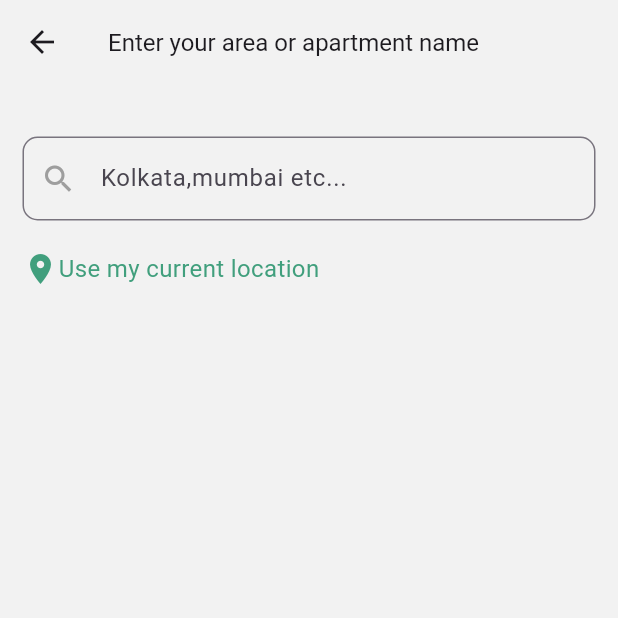
After one commit to nashvak/food_delivery_app, a Flutter app: the EnableLocation screen opened directly, after a tap on "Set location manually", on a phone screen of 412 x 824 dp, the top half of it. The commit adds this screen. Run offline on Flutter 3.47's test engine with Material 3 defaults, Android fonts, the phone set to English and light mode, and no system bars; our stand-ins replace flutter_signin_button, lottie, pinput.

Commit message:
get location page ui is created

```diff
--- a/lib/enable_location/enable_location.dart
+++ b/lib/enable_location/enable_location.dart
@@ -1,6 +1,7 @@
 import 'package:flutter/material.dart';
 import 'package:food_delivery_app/constantss/colors.dart';
 import 'package:food_delivery_app/constantss/sizedbox.dart';
+import 'package:food_delivery_app/get_location/getlocation.dart';
 import 'package:food_delivery_app/signup_screen/widgets/button.dart';
 import 'package:lottie/lottie.dart';
 
@@ -31,9 +32,17 @@ class EnableLocation extends StatelessWidget {
             ),
             MainButton(title: 'Enable Device location', ontap: () {}),
             const Kheight(value: 10),
-            const Text(
-              'Set location manually',
-              style: TextStyle(fontSize: 18, color: appColor),
+            GestureDetector(
+              onTap: () {
+                Navigator.push(
+                    context,
+                    MaterialPageRoute(
+                        builder: (context) => GetLocationManually()));
+              },
+              child: const Text(
+                'Set location manually',
+                style: TextStyle(fontSize: 18, color: appColor),
+              ),
             ),
             const Spacer(
               flex: 1,
--- /dev/null
+++ b/lib/get_location/getlocation.dart
@@ -0,0 +1,59 @@
+import 'package:flutter/material.dart';
+import 'package:food_delivery_app/constantss/colors.dart';
+import 'package:food_delivery_app/constantss/sizedbox.dart';
+
+class GetLocationManually extends StatelessWidget {
+  const GetLocationManually({super.key});
+
+  @override
+  Widget build(BuildContext context) {
+    return Scaffold(
+      appBar: AppBar(
+        title: Text(
+          'Enter your area or apartment name',
+          style: TextStyle(fontSize: 16),
+        ),
+        elevation: 0,
+        backgroundColor: Colors.transparent,
+      ),
+      body: Padding(
+        padding: const EdgeInsets.all(15),
+        child: Column(
+          crossAxisAlignment: CrossAxisAlignment.start,
+          children: [
+            Kheight(value: 20),
+            TextFormField(
+              decoration: InputDecoration(
+                prefixIcon: Icon(
+                  Icons.search,
+                  color: Colors.grey,
+                ),
+                hintText: 'Kolkata,mumbai etc...',
+                border: OutlineInputBorder(
+                  borderRadius: BorderRadius.circular(10),
+                  borderSide: BorderSide(color: primaryColor, width: 2),
+                ),
+              ),
+            ),
+            Kheight(value: 20),
+            Row(
+              children: [
+                Icon(
+                  Icons.location_on,
+                  color: appColor,
+                ),
+                GestureDetector(
+                  onTap: () {},
+                  child: Text(
+                    'Use my current location',
+                    style: TextStyle(fontSize: 16, color: appColor),
+                  ),
+                )
+              ],
+            ),
+          ],
+        ),
+      ),
+    );
+  }
+}
--- a/lib/phone_verification/verification.dart
+++ b/lib/phone_verification/verification.dart
@@ -11,6 +11,9 @@ class PhoneVerfication extends StatelessWidget {
   @override
   Widget build(BuildContext context) {
     return Scaffold(
+      appBar: AppBar(
+        backgroundColor: Colors.transparent,
+      ),
       body: SafeArea(
         child: SingleChildScrollView(
           child: Padding(
```
